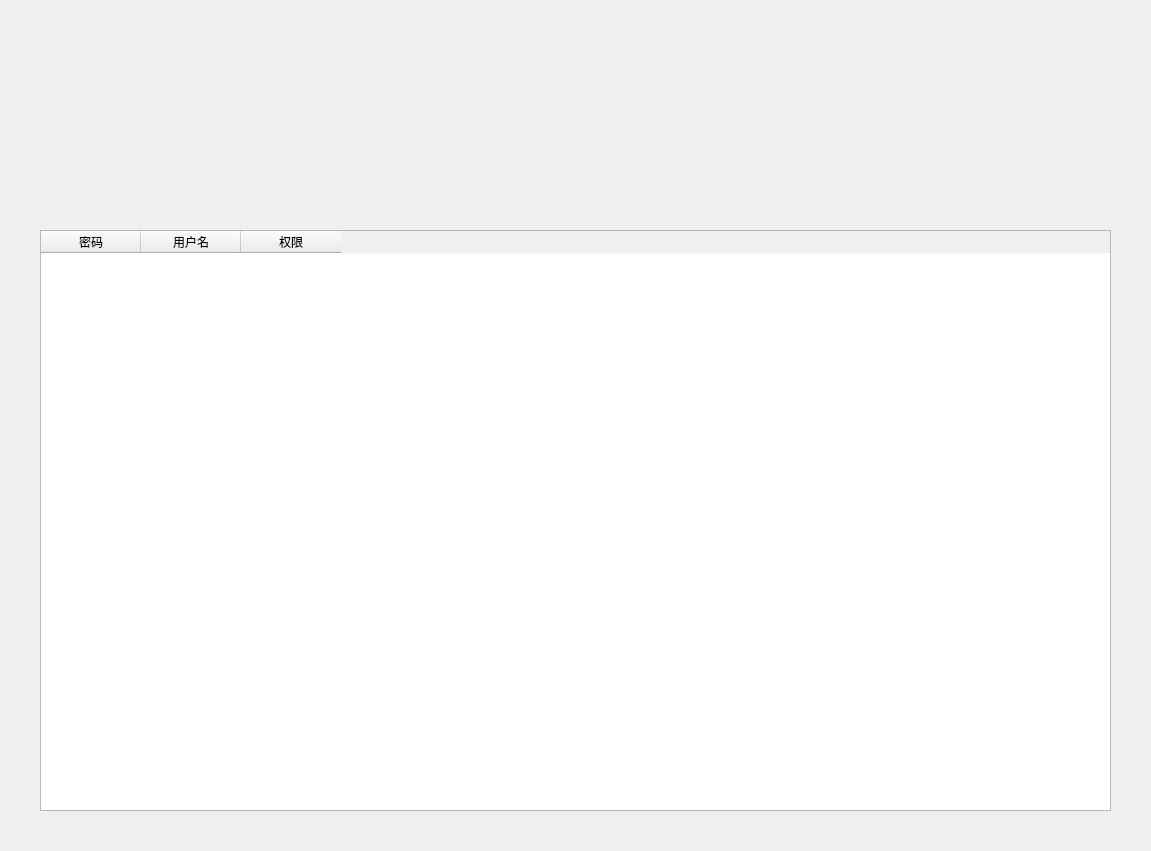
Above: user/user_manage.ui from sayoishoka/qtBroadcastServer before the change. Below: the same form after it.
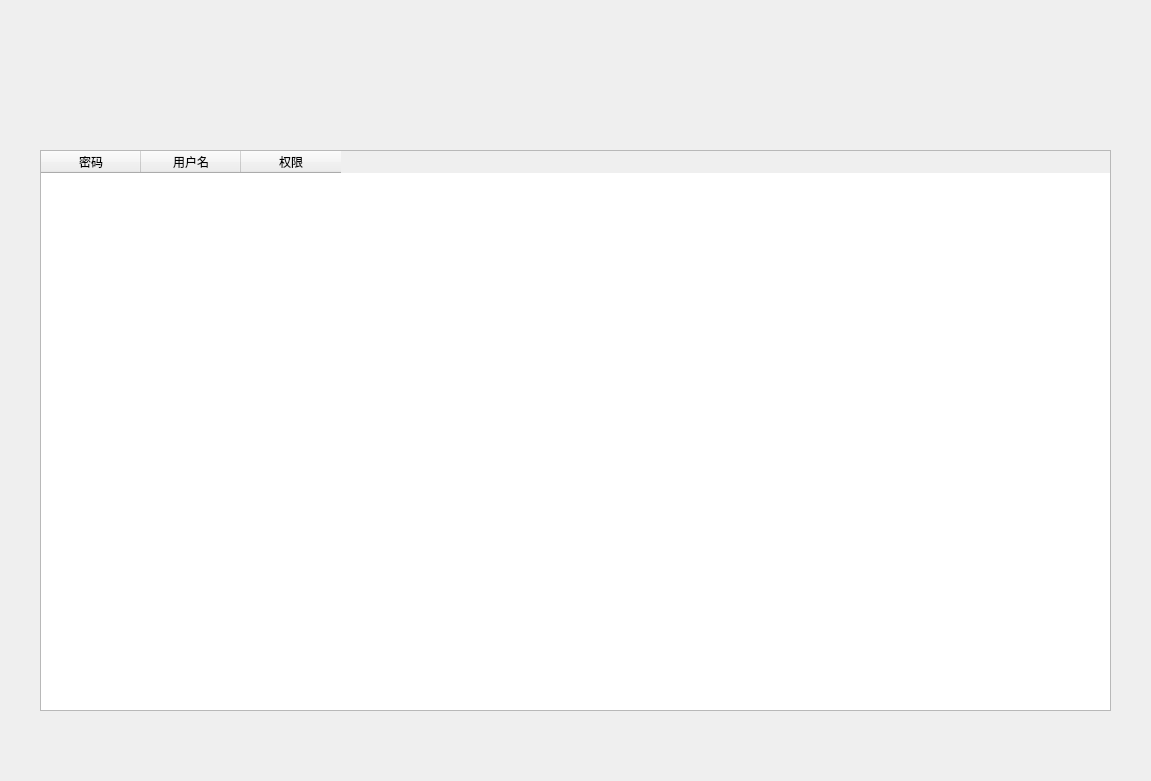
That is the form after the change.

```diff
--- a/user/user_manage.ui
+++ b/user/user_manage.ui
@@ -7,7 +7,7 @@
     <x>0</x>
     <y>0</y>
     <width>1151</width>
-    <height>851</height>
+    <height>781</height>
    </rect>
   </property>
   <property name="windowTitle">
@@ -17,9 +17,9 @@
    <property name="geometry">
     <rect>
      <x>40</x>
-     <y>230</y>
+     <y>150</y>
      <width>1071</width>
-     <height>581</height>
+     <height>561</height>
     </rect>
    </property>
    <column>
```
